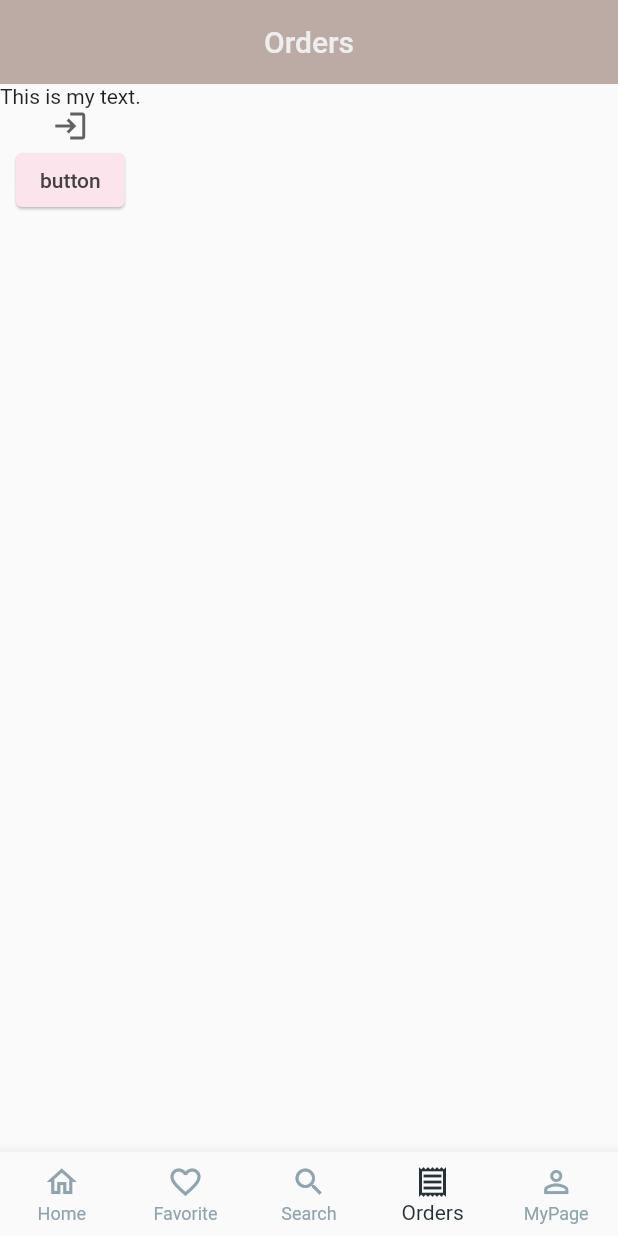
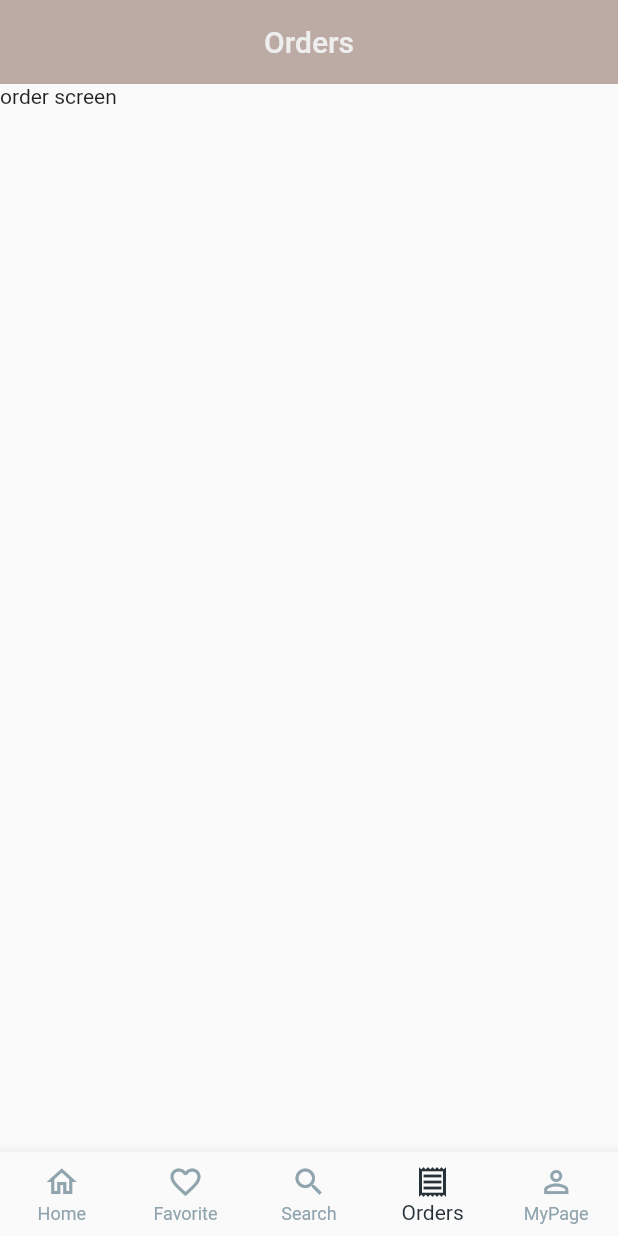
Before and after one commit to pincoin/flutter_ransabai, a Flutter app: the screen it shows after launch, item 4 of the bottom bar chosen, on a phone screen of 412 x 824 dp. Run offline on Flutter 3.47's test engine with Material 2 defaults, Android fonts, the phone set to English and light mode, and no system bars.

Commit message:
tab screens

```diff
--- a/lib/screens/notification_screen.dart
+++ b/lib/screens/notification_screen.dart
@@ -9,6 +9,11 @@ class NotificationScreen extends StatelessWidget {
   Widget build(BuildContext context) {
     return Scaffold(
       appBar: AppBar(title: const Text(titleNotifications)),
+      body: SafeArea(
+        child: SingleChildScrollView(
+          child: Column(),
+        ),
+      ),
     );
   }
 }
--- /dev/null
+++ b/lib/screens/order_screen.dart
@@ -0,0 +1,10 @@
+import 'package:flutter/material.dart';
+
+class OrderScreen extends StatelessWidget {
+  const OrderScreen({Key? key}) : super(key: key);
+
+  @override
+  Widget build(BuildContext context) {
+    return SafeArea(child: Text('order screen'));
+  }
+}
--- a/lib/screens/tab_screen.dart
+++ b/lib/screens/tab_screen.dart
@@ -1,5 +1,10 @@
 import 'package:flutter/material.dart';
+import 'package:flutter_ransabai/screens/search_screen.dart';
 
+import './favorite_screen.dart';
+import './home_screen.dart';
+import './my_page_screen.dart';
+import './order_screen.dart';
 import '../common/constants.dart';
 import '../widgets/my_app_bar.dart';
 
@@ -13,20 +18,19 @@ class TabScreen extends StatefulWidget {
 class _TabScreenState extends State<TabScreen> {
   int currentIndex = 0;
 
+  final _screens = [
+    const HomeScreen(),
+    const FavoriteScreen(),
+    const SearchScreen(),
+    const OrderScreen(),
+    const MyPageScreen(),
+  ];
+
   @override
   Widget build(BuildContext context) {
     return Scaffold(
       appBar: MyAppBar(currentIndex),
-      body: Column(
-        children: [
-          Text('This is my text.'),
-          Icon(Icons.login),
-          ElevatedButton(
-            onPressed: () {},
-            child: Text('button'),
-          ),
-        ],
-      ),
+      body: _screens[currentIndex],
       bottomNavigationBar: BottomNavigationBar(
         showUnselectedLabels: true,
         currentIndex: currentIndex,
```
Also changed, not shown: lib/screens/favorite_screen.dart (added, +10 -0 lines), lib/screens/home_screen.dart (added, +10 -0 lines), lib/screens/my_page_screen.dart (added, +10 -0 lines), lib/screens/search_screen.dart (added, +10 -0 lines), lib/screens/settings_screen.dart (+7 -0 lines).
